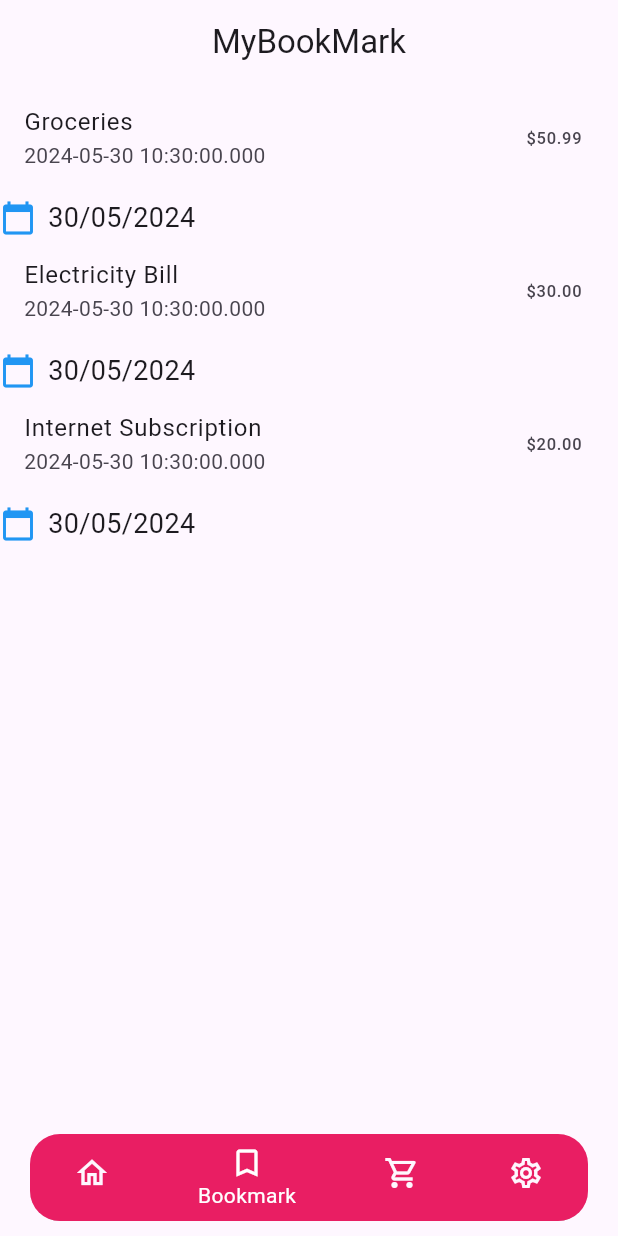
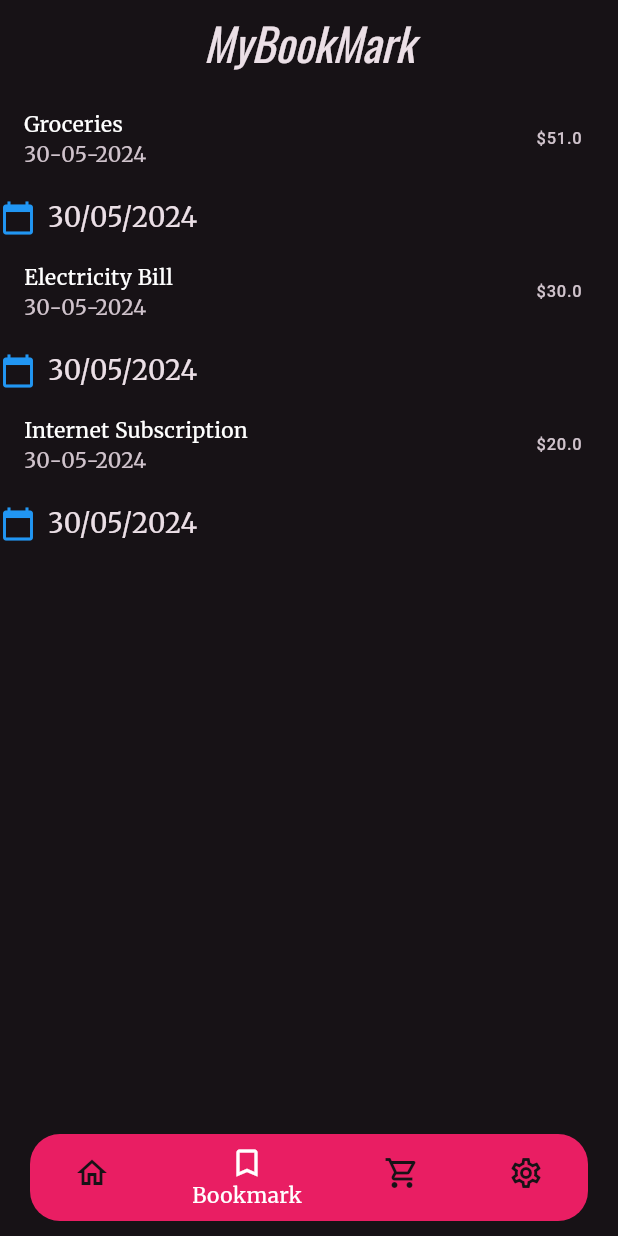
Before and after one commit to Tunahn3101/BookStoreFlutter, a Flutter app: the screen it shows after launch, item 2 of the bottom bar chosen, on a phone screen of 412 x 824 dp. Run offline on Flutter 3.47's test engine with Material 3 defaults, Android fonts, the phone set to English and light mode, and no system bars; our stand-ins replace google_fonts.

Commit message:
update code day 4

```diff
--- a/lib/main.dart
+++ b/lib/main.dart
@@ -1,4 +1,5 @@
 import 'package:flutter/material.dart';
+import 'package:google_fonts/google_fonts.dart';
 
 import 'pages/ui_bottom_navigation.dart';
 
@@ -11,9 +12,34 @@ class MyApp extends StatelessWidget {
 
   @override
   Widget build(BuildContext context) {
-    return const MaterialApp(
+    return MaterialApp(
       debugShowCheckedModeBanner: false,
-      home: UIBottomNavigation(),
+      home: const UIBottomNavigation(),
+
+      // Sử dụng theme
+      theme: ThemeData(
+        // Xác định độ sáng và màu sắc mặc định
+        colorScheme: ColorScheme.fromSeed(
+          seedColor: Colors.purple,
+          brightness: Brightness.dark,
+        ),
+        // Xác định Text theme mặc định. sử dụng điều này để chỉ định mặc định
+        // tạo kiểu văn bản cho tiêu đề, nội dung văn bản
+        textTheme: TextTheme(
+          displayLarge: const TextStyle(
+            fontSize: 72,
+            fontWeight: FontWeight.bold,
+          ),
+          titleLarge: GoogleFonts.oswald(
+            textStyle: const TextStyle(
+              fontSize: 30,
+              fontStyle: FontStyle.italic,
+            ),
+          ),
+          bodyMedium: GoogleFonts.merriweather(),
+          displaySmall: GoogleFonts.pacifico(),
+        ),
+      ),
     );
   }
 }
--- a/lib/pages/homepage/ui_avatar.dart
+++ b/lib/pages/homepage/ui_avatar.dart
@@ -1,4 +1,5 @@
 import 'package:flutter/material.dart';
+import 'package:learn/common/app_image.dart';
 
 class UIAvatar extends StatefulWidget {
   const UIAvatar({super.key});
@@ -21,7 +22,6 @@ class _UIAvatarState extends State<UIAvatar> {
   void dispose() {
     searchFocusNode.dispose();
     super.dispose();
-
   }
 
   @override
@@ -42,14 +42,12 @@ class _UIAvatarState extends State<UIAvatar> {
       });
     }
 
-
-
     return Row(
       children: [
         ClipRRect(
           borderRadius: BorderRadius.circular(10),
           child: Image.asset(
-            'lib/images/avatar.jpg',
+            AppImages.avatar,
             height: 50,
           ),
         ),
@@ -70,6 +68,7 @@ class _UIAvatarState extends State<UIAvatar> {
           Container(
             width: 150,
             margin: const EdgeInsets.symmetric(horizontal: 10),
+            color: Theme.of(context).colorScheme.primary,
             child: TextField(
               focusNode: searchFocusNode,
               onSubmitted: (_) => endSearch(),
--- a/lib/pages/my_bookmark.dart
+++ b/lib/pages/my_bookmark.dart
@@ -39,9 +39,15 @@ class MyBookMark extends StatelessWidget {
             return Column(
               children: [
                 ListTile(
-                  title: Text(exp.title),
-                  subtitle: Text(exp.date.toString()),
-                  trailing: Text('\$${exp.amount.toStringAsFixed(2)}'),
+                  title: Text(
+                    exp.title,
+                    style: Theme.of(context)
+                        .textTheme
+                        .bodyMedium
+                        ?.copyWith(color: Colors.white),
+                  ),
+                  subtitle: Text(DateFormat('dd-MM-yyyy').format(exp.date)),
+                  trailing: Text('\$${exp.amount.toStringAsFixed(1)}'),
                 ),
                 const SizedBox(height: 4),
                 Row(
```
